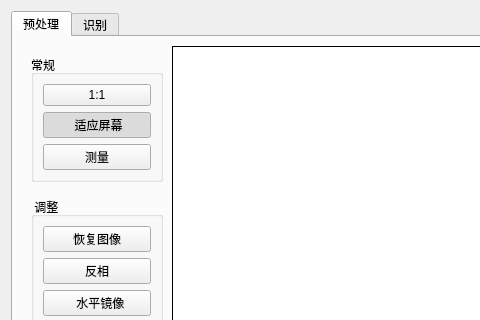
First picture: the form in DefectRecognitionSystem/recognizewdg.ui, repository MoutainVision/RadiographicTesting, before the edit; both pictures show x 0 to 480 and y 0 to 320 of the 1199 by 868 pixel window.
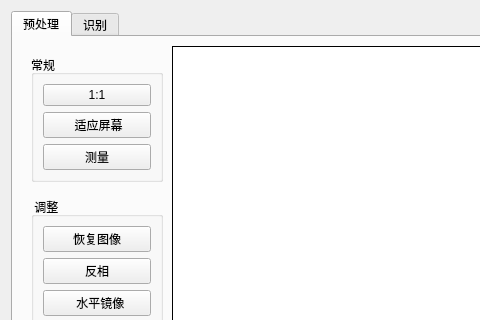
Second picture: the form after the edit. Icons and pictures are not drawn.

What changed in the file:
```diff
--- a/DefectRecognitionSystem/recognizewdg.ui
+++ b/DefectRecognitionSystem/recognizewdg.ui
@@ -70,10 +70,10 @@
                 <string> 适应屏幕</string>
                </property>
                <property name="checkable">
-                <bool>true</bool>
+                <bool>false</bool>
                </property>
                <property name="checked">
-                <bool>true</bool>
+                <bool>false</bool>
                </property>
                <attribute name="buttonGroup">
                 <string notr="true">buttonGroup_2</string>
```
Left out of the diff: 11 changed lines with no effect on the pictures.
